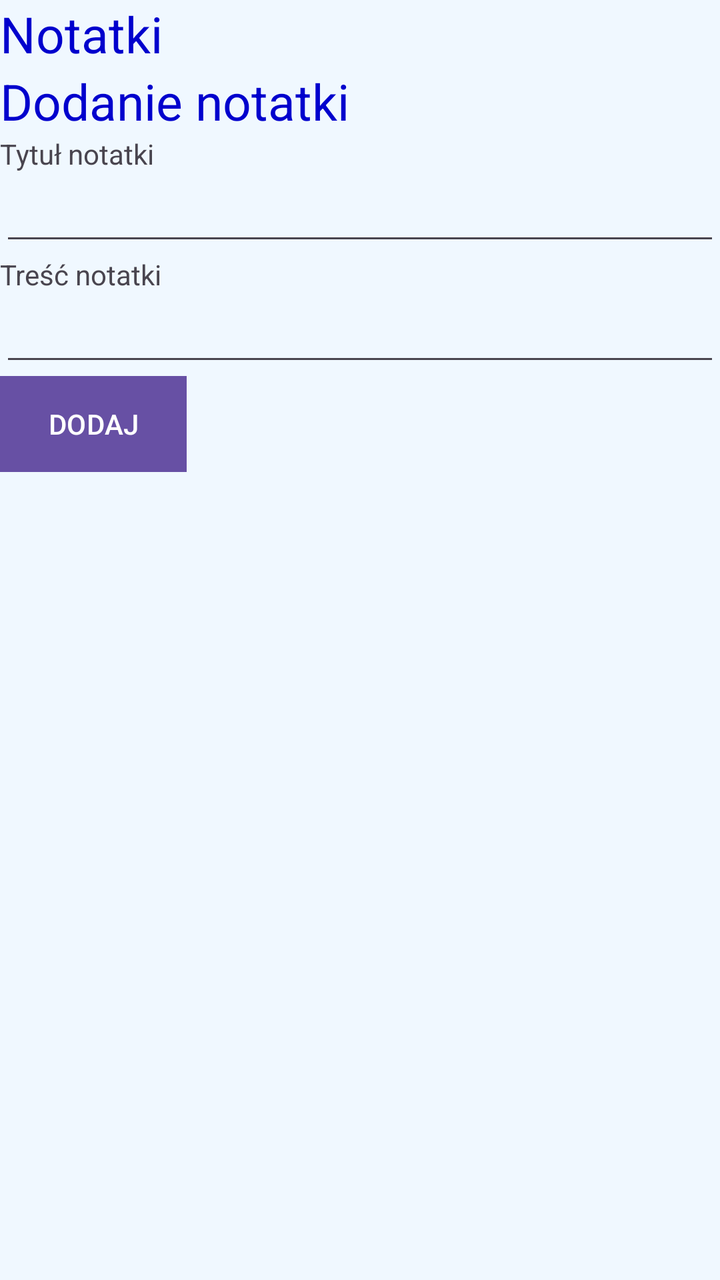
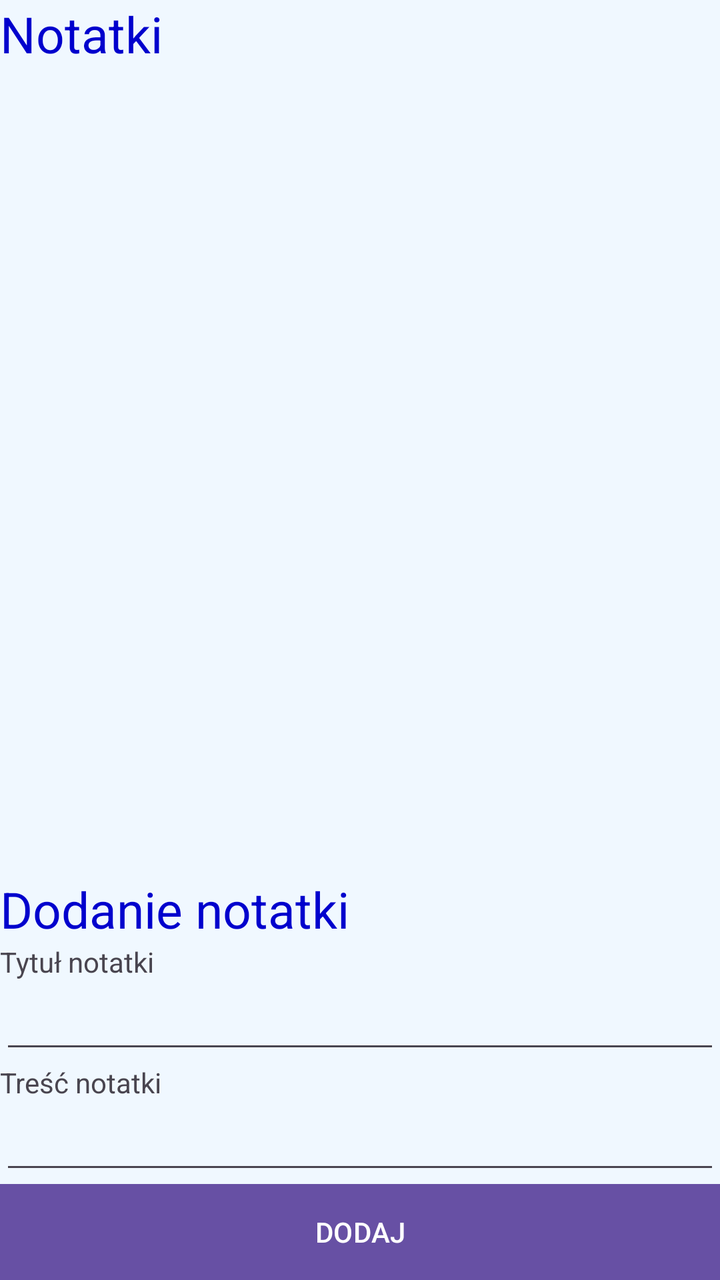

Compare the two renders of this Android layout. The source of the first and the diff that turns it into the second are given below.
<!-- AndroidManifest.xml: application theme Theme.Inf0420260602 -->
<!-- res/layout/activity_main.xml -->
<?xml version="1.0" encoding="utf-8"?>
<LinearLayout xmlns:android="http://schemas.android.com/apk/res/android"
    xmlns:app="http://schemas.android.com/apk/res-auto"
    xmlns:tools="http://schemas.android.com/tools"
    android:id="@+id/main"
    android:layout_width="match_parent"
    android:layout_height="match_parent"
    tools:context=".MainActivity"
    android:background="#F0F8FF"
    android:orientation="vertical">

    <TextView
        android:layout_width="wrap_content"
        android:layout_height="wrap_content"
        android:text="Notatki"
        android:textSize="25sp"
        android:textColor="#0000CD"
        />
    <ListView
        android:id="@+id/lista"
        android:layout_width="match_parent"
        android:layout_height="wrap_content">
        
    </ListView>
    <TextView
        android:layout_width="wrap_content"
        android:layout_height="wrap_content"
        android:text="Dodanie notatki"
        android:textSize="25sp"
        android:textColor="#0000CD"
        />
    <TextView
        android:layout_width="wrap_content"
        android:layout_height="wrap_content"
        android:text="Tytuł notatki"
        android:labelFor="@+id/tytul"/>

    <EditText
        android:id="@+id/tytul"
        android:layout_width="match_parent"
        android:layout_height="wrap_content"
        android:ems="10"
        android:inputType="text"/>
    <TextView
        android:layout_width="wrap_content"
        android:layout_height="wrap_content"
        android:text="Treść notatki"
        android:labelFor="@+id/tresc"/>

    <EditText
        android:id="@+id/tresc"
        android:layout_width="match_parent"
        android:layout_height="wrap_content"
        android:ems="10"
        android:inputType="text"/>
    <Button
        android:layout_width="wrap_content"
        android:layout_height="wrap_content"
        android:text="DODAJ"
        android:background="#0000CD"
        />
</LinearLayout>
<!-- resources referenced by this layout -->
<resources>
  <style name="Theme.Inf0420260602" parent="Base.Theme.Inf0420260602" />
  <style name="Base.Theme.Inf0420260602" parent="Theme.Material3.DayNight.NoActionBar">
          
          
      </style>
</resources>

<!-- the commit's change to res/layout/activity_main.xml (unified diff, before → after) -->
@@ -19,44 +19,51 @@
     <ListView
         android:id="@+id/lista"
         android:layout_width="match_parent"
-        android:layout_height="wrap_content">
+        android:layout_height="0dp"
+        android:layout_weight="1">
         
     </ListView>
-    <TextView
-        android:layout_width="wrap_content"
-        android:layout_height="wrap_content"
-        android:text="Dodanie notatki"
-        android:textSize="25sp"
-        android:textColor="#0000CD"
-        />
-    <TextView
-        android:layout_width="wrap_content"
-        android:layout_height="wrap_content"
-        android:text="Tytuł notatki"
-        android:labelFor="@+id/tytul"/>
-
-    <EditText
-        android:id="@+id/tytul"
+    <LinearLayout
         android:layout_width="match_parent"
         android:layout_height="wrap_content"
-        android:ems="10"
-        android:inputType="text"/>
-    <TextView
-        android:layout_width="wrap_content"
-        android:layout_height="wrap_content"
-        android:text="Treść notatki"
-        android:labelFor="@+id/tresc"/>
+        android:orientation="vertical"
+        android:layout_gravity="bottom">
+        <TextView
+            android:layout_width="wrap_content"
+            android:layout_height="wrap_content"
+            android:text="Dodanie notatki"
+            android:textSize="25sp"
+            android:textColor="#0000CD"
+            />
+        <TextView
+            android:layout_width="wrap_content"
+            android:layout_height="wrap_content"
+            android:text="Tytuł notatki"
+            android:labelFor="@+id/tytul"/>
 
-    <EditText
-        android:id="@+id/tresc"
-        android:layout_width="match_parent"
-        android:layout_height="wrap_content"
-        android:ems="10"
-        android:inputType="text"/>
-    <Button
-        android:layout_width="wrap_content"
-        android:layout_height="wrap_content"
-        android:text="DODAJ"
-        android:background="#0000CD"
-        />
+        <EditText
+            android:id="@+id/tytul"
+            android:layout_width="match_parent"
+            android:layout_height="wrap_content"
+            android:ems="10"
+            android:inputType="text"/>
+        <TextView
+            android:layout_width="wrap_content"
+            android:layout_height="wrap_content"
+            android:text="Treść notatki"
+            android:labelFor="@+id/tresc"/>
+
+        <EditText
+            android:id="@+id/tresc"
+            android:layout_width="match_parent"
+            android:layout_height="wrap_content"
+            android:ems="10"
+            android:inputType="text"/>
+        <Button
+            android:id="@+id/btn"
+            android:layout_width="match_parent"
+            android:layout_height="wrap_content"
+            android:text="DODAJ"
+            android:background="#0000CD"/>
+    </LinearLayout>
 </LinearLayout>
